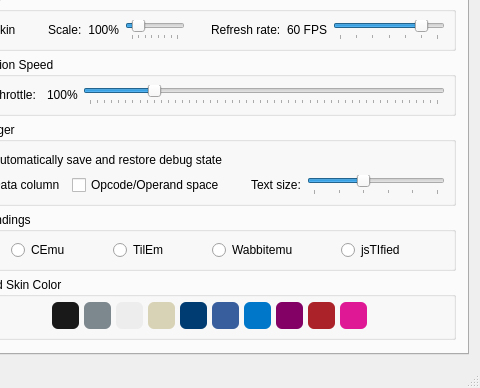
CE-Programming/CEmu, file gui/qt/mainwindow.ui: the form before one commit; both pictures show x 508 to 988 and y 314 to 702 of the 988 by 702 pixel window.
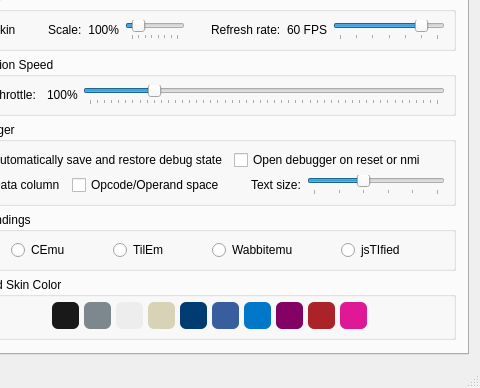
The form after the commit. The open tabs and pages were chosen to show the change. Icons and pictures are not drawn. Custom widgets are drawn as their Qt base class.

Commit message: Added option to open debugger on a reset or nmi automatically

```diff
--- a/gui/qt/mainwindow.ui
+++ b/gui/qt/mainwindow.ui
@@ -1022,6 +1022,13 @@
                </property>
               </widget>
              </item>
+             <item>
+              <widget class="QCheckBox" name="checkDebugResetTrigger">
+               <property name="text">
+                <string>Open debugger on reset or nmi</string>
+               </property>
+              </widget>
+             </item>
             </layout>
            </item>
            <item>
```
Left out of the diff: 4 changed lines with no effect on the pictures. The commit also changes 8 other files.
